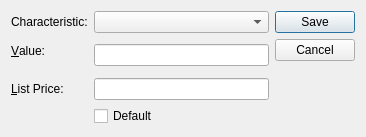
Before: the Qt Designer form guiclient/characteristicAssignment.ui in knowhow/xtuple, drawn with Qt 5.
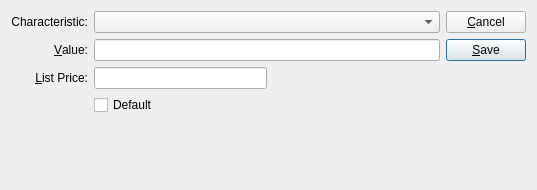
After: the same form once the commit is applied. Custom widgets are drawn as their Qt base class.

Patch:
```diff
--- a/guiclient/characteristicAssignment.ui
+++ b/guiclient/characteristicAssignment.ui
@@ -8,120 +8,163 @@
 is available at www.xtuple.com/CPAL.  By using this software, you agree
 to be bound by its terms.</comment>
  <class>characteristicAssignment</class>
- <widget class="QDialog" name="characteristicAssignment">
-  <property name="geometry">
+ <widget class="QDialog" name="characteristicAssignment" >
+  <property name="geometry" >
    <rect>
     <x>0</x>
     <y>0</y>
-    <width>366</width>
-    <height>137</height>
+    <width>537</width>
+    <height>190</height>
    </rect>
   </property>
-  <property name="windowTitle">
+  <property name="windowTitle" >
    <string>Item Characteristic</string>
   </property>
-  <layout class="QGridLayout" name="gridLayout_4">
-   <item row="0" column="0">
-    <layout class="QFormLayout" name="formLayout">
-     <item row="0" column="0">
-      <widget class="QLabel" name="_characteristicLit">
-       <property name="text">
-        <string>Characteristic:</string>
-       </property>
-      </widget>
-     </item>
-     <item row="0" column="1">
-      <widget class="QComboBox" name="_char"/>
-     </item>
-     <item row="1" column="0">
-      <widget class="QLabel" name="_valueLit">
-       <property name="text">
-        <string>&amp;Value:</string>
-       </property>
-       <property name="buddy">
-        <cstring>_value</cstring>
-       </property>
-      </widget>
-     </item>
-     <item row="1" column="1">
-      <widget class="QStackedWidget" name="_stackedWidget">
-       <property name="currentIndex">
-        <number>0</number>
-       </property>
-       <widget class="QWidget" name="_textPage">
-        <layout class="QGridLayout" name="gridLayout_2">
-         <property name="margin">
-          <number>0</number>
+  <layout class="QGridLayout" >
+   <item row="0" column="0" >
+    <layout class="QVBoxLayout" >
+     <property name="spacing" >
+      <number>0</number>
+     </property>
+     <item>
+      <layout class="QGridLayout" >
+       <item row="1" column="1" >
+        <widget class="XLineEdit" name="_value" />
+       </item>
+       <item row="0" column="0" >
+        <widget class="QLabel" name="_characteristicLit" >
+         <property name="text" >
+          <string>Characteristic:</string>
          </property>
-         <item row="0" column="0">
-          <widget class="XLineEdit" name="_value"/>
-         </item>
-        </layout>
-       </widget>
-       <widget class="QWidget" name="_listPage">
-        <layout class="QGridLayout" name="gridLayout_3">
-         <property name="margin">
-          <number>0</number>
+         <property name="alignment" >
+          <set>Qt::AlignRight|Qt::AlignTrailing|Qt::AlignVCenter</set>
          </property>
-         <item row="0" column="0">
-          <widget class="XComboBox" name="_listValue"/>
-         </item>
-        </layout>
-       </widget>
-       <widget class="QWidget" name="_datePage">
-        <layout class="QGridLayout" name="gridLayout">
-         <property name="margin">
-          <number>0</number>
+         <property name="buddy" >
+          <cstring>_char</cstring>
          </property>
-         <item row="0" column="0">
-          <widget class="DLineEdit" name="_dateValue"/>
+        </widget>
+       </item>
+       <item row="3" column="1" >
+        <widget class="QCheckBox" name="_default" >
+         <property name="text" >
+          <string>Default</string>
+         </property>
+        </widget>
+       </item>
+       <item row="1" column="0" >
+        <widget class="QLabel" name="_valueLit" >
+         <property name="text" >
+          <string>&amp;Value:</string>
+         </property>
+         <property name="alignment" >
+          <set>Qt::AlignRight|Qt::AlignTrailing|Qt::AlignVCenter</set>
+         </property>
+         <property name="buddy" >
+          <cstring>_value</cstring>
+         </property>
+        </widget>
+       </item>
+       <item row="0" column="1" >
+        <widget class="XComboBox" name="_char" />
+       </item>
+       <item row="2" column="0" >
+        <widget class="QLabel" name="_listpriceLit" >
+         <property name="text" >
+          <string>&amp;List Price:</string>
+         </property>
+         <property name="alignment" >
+          <set>Qt::AlignRight|Qt::AlignTrailing|Qt::AlignVCenter</set>
+         </property>
+         <property name="buddy" >
+          <cstring>_value</cstring>
+         </property>
+        </widget>
+       </item>
+       <item row="2" column="1" >
+        <layout class="QHBoxLayout" >
+         <item>
+          <widget class="XLineEdit" name="_listprice" />
          </item>
+         <item>
+          <spacer>
+           <property name="orientation" >
+            <enum>Qt::Horizontal</enum>
+           </property>
+           <property name="sizeHint" stdset="0" >
+            <size>
+             <width>40</width>
+             <height>0</height>
+            </size>
+           </property>
+          </spacer>
+         </item>
         </layout>
-       </widget>
-      </widget>
+       </item>
+      </layout>
      </item>
-     <item row="2" column="0">
-      <widget class="QLabel" name="_listpriceLit">
-       <property name="text">
-        <string>&amp;List Price:</string>
+     <item>
+      <spacer>
+       <property name="orientation" >
+        <enum>Qt::Vertical</enum>
        </property>
-       <property name="buddy">
-        <cstring>_value</cstring>
+       <property name="sizeType" >
+        <enum>QSizePolicy::Expanding</enum>
        </property>
-      </widget>
-     </item>
-     <item row="2" column="1">
-      <widget class="XLineEdit" name="_listprice"/>
-     </item>
-     <item row="3" column="1">
-      <widget class="QCheckBox" name="_default">
-       <property name="text">
-        <string>Default</string>
+       <property name="sizeHint" stdset="0" >
+        <size>
+         <width>332</width>
+         <height>0</height>
+        </size>
        </property>
-      </widget>
+      </spacer>
      </item>
     </layout>
    </item>
-   <item row="0" column="1">
-    <widget class="QDialogButtonBox" name="_buttonBox">
-     <property name="orientation">
-      <enum>Qt::Vertical</enum>
-     </property>
-     <property name="standardButtons">
-      <set>QDialogButtonBox::Cancel|QDialogButtonBox::Save</set>
-     </property>
-    </widget>
+   <item row="0" column="1" >
+    <layout class="QVBoxLayout" >
+     <item>
+      <widget class="QPushButton" name="_close" >
+       <property name="text" >
+        <string>&amp;Cancel</string>
+       </property>
+      </widget>
+     </item>
+     <item>
+      <widget class="QPushButton" name="_save" >
+       <property name="text" >
+        <string>&amp;Save</string>
+       </property>
+       <property name="autoDefault" >
+        <bool>true</bool>
+       </property>
+       <property name="default" >
+        <bool>true</bool>
+       </property>
+      </widget>
+     </item>
+     <item>
+      <spacer>
+       <property name="orientation" >
+        <enum>Qt::Vertical</enum>
+       </property>
+       <property name="sizeType" >
+        <enum>QSizePolicy::Expanding</enum>
+       </property>
+       <property name="sizeHint" stdset="0" >
+        <size>
+         <width>77</width>
+         <height>0</height>
+        </size>
+       </property>
+      </spacer>
+     </item>
+    </layout>
    </item>
   </layout>
  </widget>
- <layoutdefault spacing="6" margin="11"/>
+ <layoutdefault spacing="6" margin="11" />
  <pixmapfunction>qPixmapFromMimeSource</pixmapfunction>
  <customwidgets>
-  <customwidget>
-   <class>DLineEdit</class>
-   <extends>QWidget</extends>
-   <header>datecluster.h</header>
-  </customwidget>
   <customwidget>
    <class>XComboBox</class>
    <extends>QComboBox</extends>
```
Left out of the diff: 29 changed lines with no effect on the pictures.
